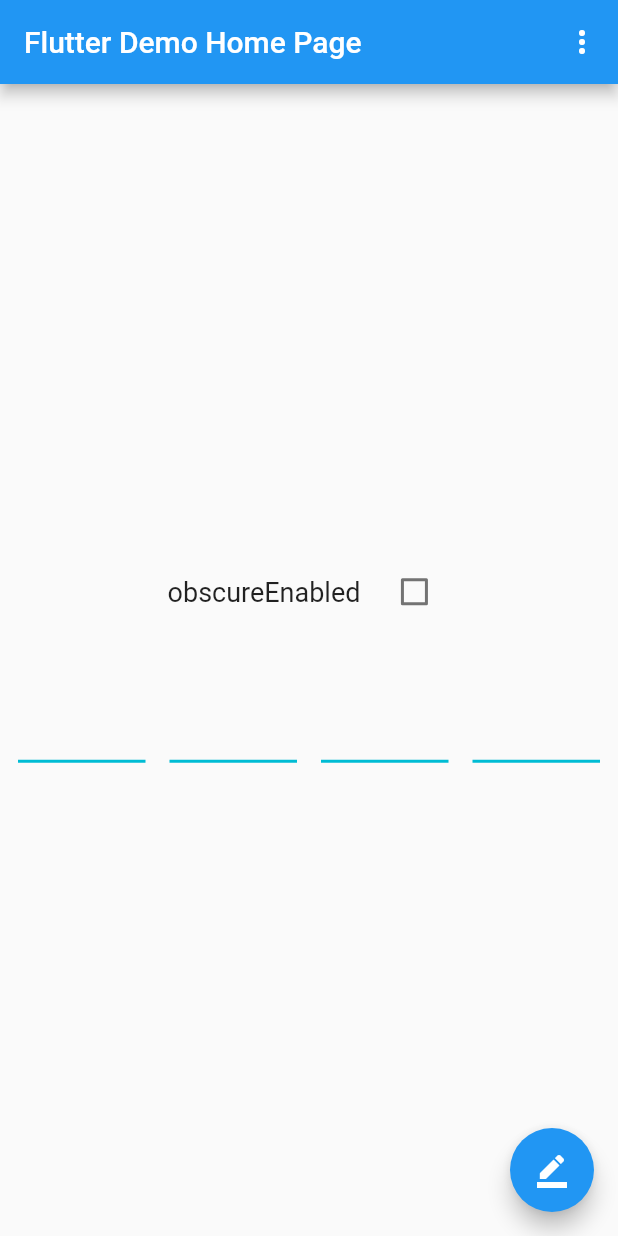
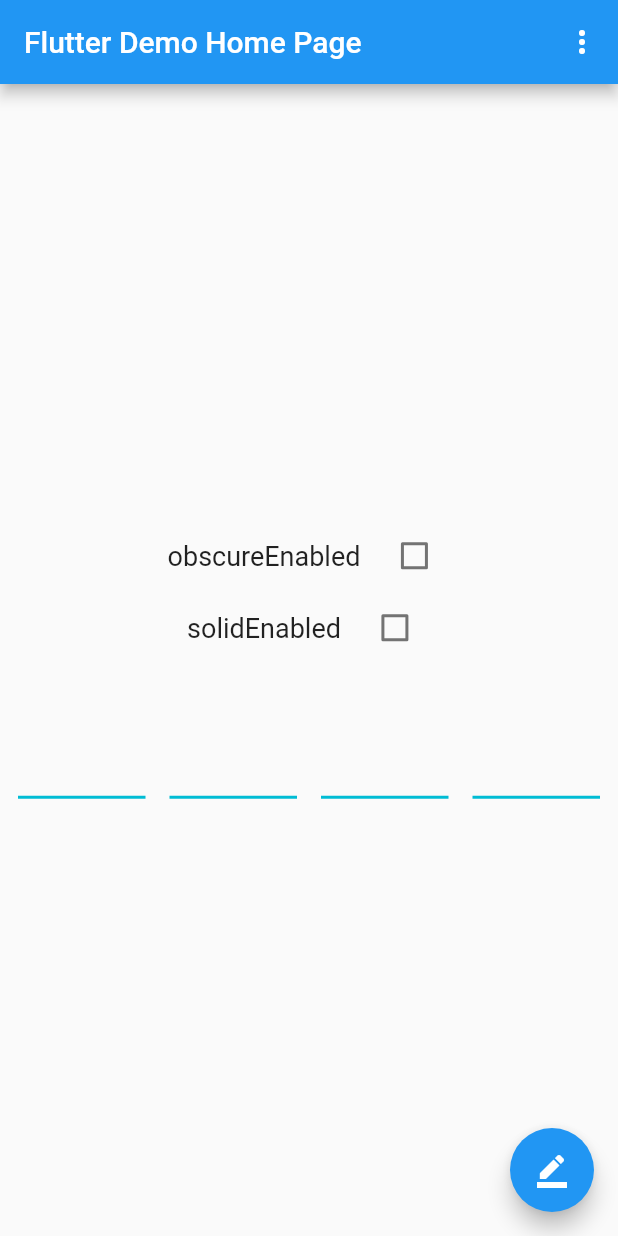
Before and after one commit to TinoGuo/pin_input_text_field, a Flutter app: the screen it shows after launch, on a phone screen of 412 x 824 dp. Run offline on Flutter 3.47's test engine with Material 2 defaults, Android fonts, the phone set to English and light mode, and no system bars.

Commit message:
add more example.

```diff
--- a/example/lib/main.dart
+++ b/example/lib/main.dart
@@ -45,17 +45,31 @@ class MyHomePage extends StatefulWidget {
 }
 
 class _MyHomePageState extends State<MyHomePage> {
-  PinEditingController _pinEditingController = PinEditingController();
-  PinDecoration _pinDecoration = UnderlineDecoration(textStyle: _textStyle);
+  static final int _pinLength = 4;
   static final TextStyle _textStyle = TextStyle(
     color: Colors.black,
     fontSize: 24,
   );
+  PinEditingController _pinEditingController = PinEditingController();
+  PinDecoration _pinDecoration = UnderlineDecoration(
+    textStyle: _textStyle,
+    enteredColor: Colors.deepOrange,
+  );
   bool _obscureEnable = false;
   PinEntryType _pinEntryType = PinEntryType.underline;
+  Color _solidColor = Colors.purpleAccent;
+  bool _solidEnable = false;
 
   void _setPinValue() {
-    _pinEditingController.text = "1234";
+    _pinEditingController.text = _generateRandomPin();
+  }
+
+  String _generateRandomPin() {
+    StringBuffer sb = StringBuffer();
+    for (int i = 0; i < _pinLength; i++) {
+      sb.write("$i");
+    }
+    return sb.toString();
   }
 
   @override
@@ -79,8 +93,10 @@ class _MyHomePageState extends State<MyHomePage> {
         setState(() {
           _pinDecoration = UnderlineDecoration(
             textStyle: _textStyle,
+            enteredColor: Colors.deepOrange,
             obscureStyle: ObscureStyle(
               isTextObscure: _obscureEnable,
+              obscureText: '*',
             ),
           );
         });
@@ -89,8 +105,10 @@ class _MyHomePageState extends State<MyHomePage> {
         setState(() {
           _pinDecoration = BoxTightDecoration(
             textStyle: _textStyle,
+            solidColor: _solidEnable ? _solidColor : null,
             obscureStyle: ObscureStyle(
               isTextObscure: _obscureEnable,
+              obscureText: '*',
             ),
           );
         });
@@ -99,8 +117,11 @@ class _MyHomePageState extends State<MyHomePage> {
         setState(() {
           _pinDecoration = BoxLooseDecoration(
             textStyle: _textStyle,
+            enteredColor: Colors.deepOrange,
+            solidColor: _solidEnable ? _solidColor : null,
             obscureStyle: ObscureStyle(
               isTextObscure: _obscureEnable,
+              obscureText: '*',
             ),
           );
         });
@@ -164,10 +185,32 @@ class _MyHomePageState extends State<MyHomePage> {
                     }),
               ],
             ),
+            Row(
+              mainAxisAlignment: MainAxisAlignment.center,
+              children: <Widget>[
+                Text(
+                  'solidEnabled',
+                  style: TextStyle(
+                    fontSize: 18,
+                  ),
+                ),
+                SizedBox(
+                  width: 12,
+                ),
+                Checkbox(
+                    value: _solidEnable,
+                    onChanged: (enable) {
+                      setState(() {
+                        _solidEnable = enable;
+                        _selectedMenu(_pinEntryType);
+                      });
+                    }),
+              ],
+            ),
             Padding(
               padding: const EdgeInsets.only(left: 12, right: 12, top: 32),
               child: PinInputTextField(
-                pinLength: 4,
+                pinLength: _pinLength,
                 decoration: _pinDecoration,
                 pinEditingController: _pinEditingController,
                 autoFocus: true,
```
